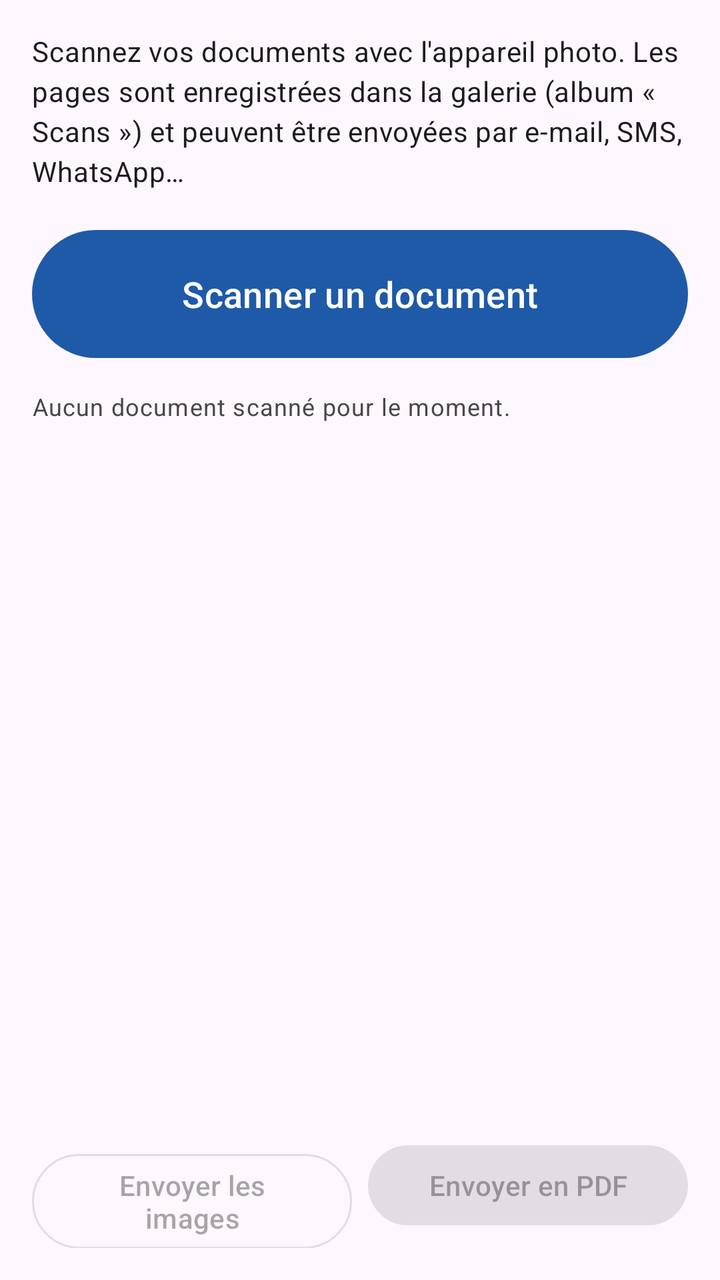
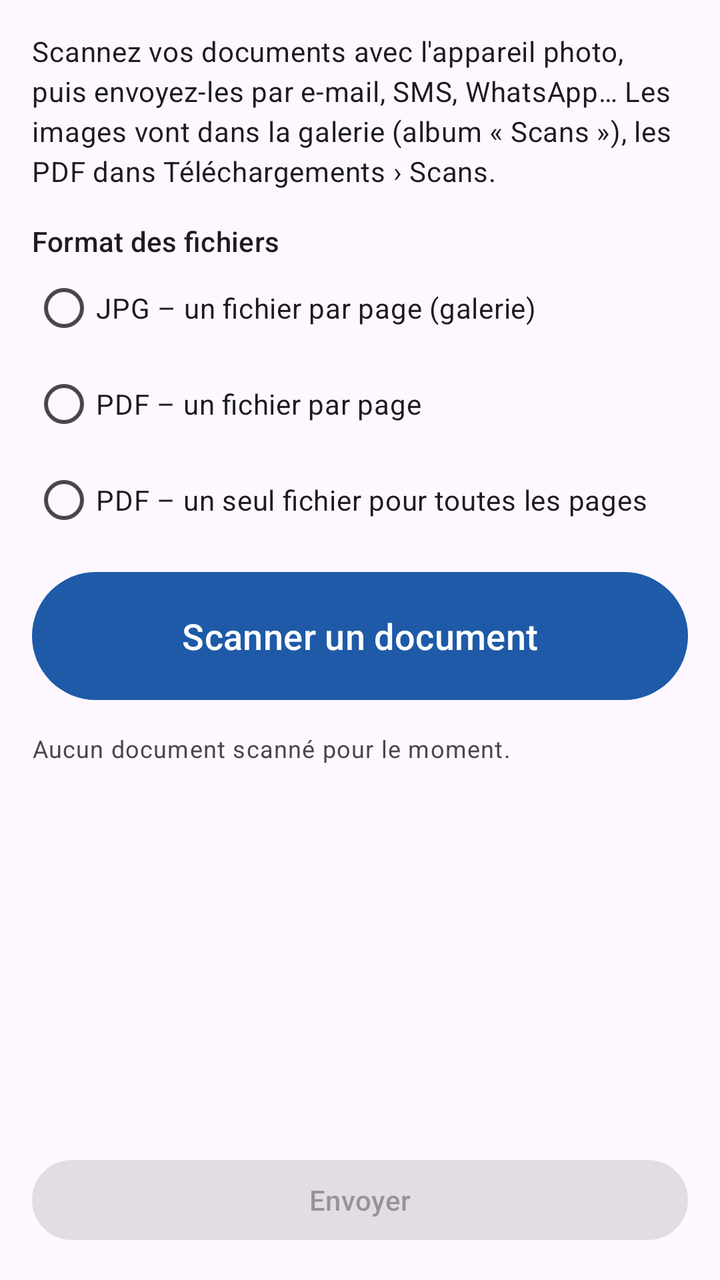

Two renders of the same Android screen: before a commit and after it. Below are the layout's source before the change and the commit's diff.
<!-- AndroidManifest.xml: application theme Theme.AventumScan -->
<!-- res/layout/activity_main.xml -->
<?xml version="1.0" encoding="utf-8"?>
<LinearLayout xmlns:android="http://schemas.android.com/apk/res/android"
    android:layout_width="match_parent"
    android:layout_height="match_parent"
    android:orientation="vertical"
    android:padding="16dp">

    <TextView
        android:layout_width="match_parent"
        android:layout_height="wrap_content"
        android:text="@string/intro"
        android:textAppearance="?attr/textAppearanceBodyMedium" />

    <com.google.android.material.button.MaterialButton
        android:id="@+id/btnScan"
        android:layout_width="match_parent"
        android:layout_height="72dp"
        android:layout_marginTop="16dp"
        android:text="@string/scan"
        android:textSize="18sp" />

    <TextView
        android:id="@+id/txtStatus"
        android:layout_width="match_parent"
        android:layout_height="wrap_content"
        android:layout_marginTop="12dp"
        android:text="@string/no_scan"
        android:textAppearance="?attr/textAppearanceBodySmall" />

    <androidx.recyclerview.widget.RecyclerView
        android:id="@+id/recycler"
        android:layout_width="match_parent"
        android:layout_height="0dp"
        android:layout_marginTop="8dp"
        android:layout_weight="1" />

    <LinearLayout
        android:layout_width="match_parent"
        android:layout_height="wrap_content"
        android:orientation="horizontal">

        <com.google.android.material.button.MaterialButton
            android:id="@+id/btnShareImages"
            style="@style/Widget.Material3.Button.OutlinedButton"
            android:layout_width="0dp"
            android:layout_height="wrap_content"
            android:layout_marginEnd="8dp"
            android:layout_weight="1"
            android:enabled="false"
            android:text="@string/share_images" />

        <com.google.android.material.button.MaterialButton
            android:id="@+id/btnSharePdf"
            android:layout_width="0dp"
            android:layout_height="wrap_content"
            android:layout_weight="1"
            android:enabled="false"
            android:text="@string/share_pdf" />
    </LinearLayout>
</LinearLayout>
<!-- resources referenced by this layout -->
<resources>
  <string name="intro">Scannez vos documents avec l\'appareil photo. Les pages sont enregistrées dans la galerie (album « Scans ») et peuvent être envoyées par e-mail, SMS, WhatsApp…</string>
  <string name="no_scan">Aucun document scanné pour le moment.</string>
  <string name="scan">Scanner un document</string>
  <string name="share_images">Envoyer les images</string>
  <string name="share_pdf">Envoyer en PDF</string>
  <style name="Theme.AventumScan" parent="Theme.Material3.DayNight">
          <item name="colorPrimary">@color/brand</item>
      </style>
  <color name="brand">#1E5AA8</color>
</resources>

<!-- the commit's change to res/layout/activity_main.xml (unified diff, before → after) -->
@@ -11,11 +11,42 @@
         android:text="@string/intro"
         android:textAppearance="?attr/textAppearanceBodyMedium" />
 
+    <TextView
+        android:layout_width="match_parent"
+        android:layout_height="wrap_content"
+        android:layout_marginTop="16dp"
+        android:text="@string/mode_label"
+        android:textAppearance="?attr/textAppearanceTitleSmall" />
+
+    <RadioGroup
+        android:id="@+id/modeGroup"
+        android:layout_width="match_parent"
+        android:layout_height="wrap_content">
+
+        <RadioButton
+            android:id="@+id/modeJpg"
+            android:layout_width="match_parent"
+            android:layout_height="wrap_content"
+            android:text="@string/mode_jpg" />
+
+        <RadioButton
+            android:id="@+id/modePdfPerPage"
+            android:layout_width="match_parent"
+            android:layout_height="wrap_content"
+            android:text="@string/mode_pdf_per_page" />
+
+        <RadioButton
+            android:id="@+id/modePdfBatch"
+            android:layout_width="match_parent"
+            android:layout_height="wrap_content"
+            android:text="@string/mode_pdf_batch" />
+    </RadioGroup>
+
     <com.google.android.material.button.MaterialButton
         android:id="@+id/btnScan"
         android:layout_width="match_parent"
         android:layout_height="72dp"
-        android:layout_marginTop="16dp"
+        android:layout_marginTop="8dp"
         android:text="@string/scan"
         android:textSize="18sp" />
 
@@ -34,27 +65,10 @@
         android:layout_marginTop="8dp"
         android:layout_weight="1" />
 
-    <LinearLayout
+    <com.google.android.material.button.MaterialButton
+        android:id="@+id/btnShare"
         android:layout_width="match_parent"
         android:layout_height="wrap_content"
-        android:orientation="horizontal">
-
-        <com.google.android.material.button.MaterialButton
-            android:id="@+id/btnShareImages"
-            style="@style/Widget.Material3.Button.OutlinedButton"
-            android:layout_width="0dp"
-            android:layout_height="wrap_content"
-            android:layout_marginEnd="8dp"
-            android:layout_weight="1"
-            android:enabled="false"
-            android:text="@string/share_images" />
-
-        <com.google.android.material.button.MaterialButton
-            android:id="@+id/btnSharePdf"
-            android:layout_width="0dp"
-            android:layout_height="wrap_content"
-            android:layout_weight="1"
-            android:enabled="false"
-            android:text="@string/share_pdf" />
-    </LinearLayout>
+        android:enabled="false"
+        android:text="@string/share" />
 </LinearLayout>
<!-- resource entries referenced after the edit -->
@@ -1,10 +1,13 @@
 <!-- resources referenced by this layout -->
 <resources>
-  <string name="intro">Scannez vos documents avec l\'appareil photo. Les pages sont enregistrées dans la galerie (album « Scans ») et peuvent être envoyées par e-mail, SMS, WhatsApp…</string>
+  <string name="intro">Scannez vos documents avec l\'appareil photo, puis envoyez-les par e-mail, SMS, WhatsApp… Les images vont dans la galerie (album « Scans »), les PDF dans Téléchargements › Scans.</string>
+  <string name="mode_jpg">JPG – un fichier par page (galerie)</string>
+  <string name="mode_label">Format des fichiers</string>
+  <string name="mode_pdf_batch">PDF – un seul fichier pour toutes les pages</string>
+  <string name="mode_pdf_per_page">PDF – un fichier par page</string>
   <string name="no_scan">Aucun document scanné pour le moment.</string>
   <string name="scan">Scanner un document</string>
-  <string name="share_images">Envoyer les images</string>
-  <string name="share_pdf">Envoyer en PDF</string>
+  <string name="share">Envoyer</string>
   <style name="Theme.AventumScan" parent="Theme.Material3.DayNight">
           <item name="colorPrimary">@color/brand</item>
       </style>
